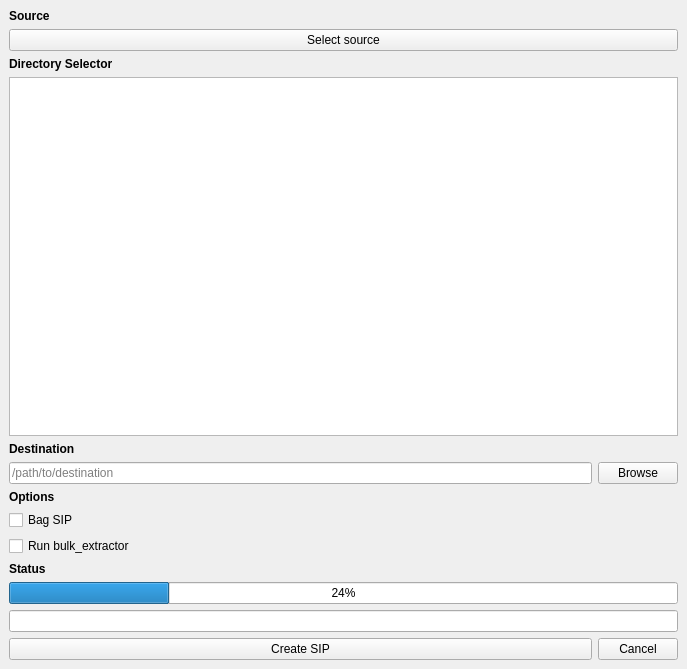
Qt form design.ui (CCA-Public/sipcreator) before a commit.
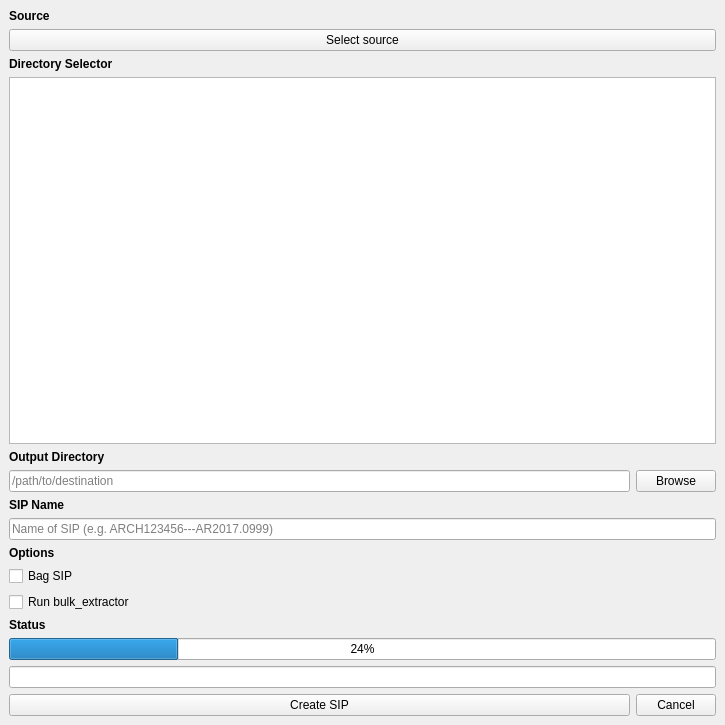
The same form after that commit.

Commit message: Add SIP Name to GUI

What changed in the file:
```diff
--- a/design.ui
+++ b/design.ui
@@ -6,8 +6,8 @@
    <rect>
     <x>0</x>
     <y>0</y>
-    <width>687</width>
-    <height>669</height>
+    <width>725</width>
+    <height>725</height>
    </rect>
   </property>
   <property name="windowTitle">
@@ -15,45 +15,52 @@
   </property>
   <widget class="QWidget" name="centralwidget">
    <layout class="QGridLayout" name="gridLayout">
-    <item row="13" column="0" colspan="2">
-     <widget class="QProgressBar" name="progressBar">
-      <property name="value">
-       <number>24</number>
+    <item row="10" column="0" colspan="2">
+     <widget class="QLineEdit" name="sipName">
+      <property name="placeholderText">
+       <string>Name of SIP (e.g. ARCH123456---AR2017.0999)</string>
       </property>
      </widget>
     </item>
-    <item row="9" column="0">
-     <widget class="QLabel" name="label">
-      <property name="text">
-       <string>&lt;html&gt;&lt;head/&gt;&lt;body&gt;&lt;p&gt;&lt;span style=&quot; font-weight:600;&quot;&gt;Options&lt;/span&gt;&lt;/p&gt;&lt;/body&gt;&lt;/html&gt;</string>
-      </property>
-     </widget>
-    </item>
-    <item row="10" column="0">
+    <item row="12" column="0">
      <widget class="QCheckBox" name="bagSIPs">
       <property name="text">
        <string>Bag SIP</string>
       </property>
      </widget>
     </item>
-    <item row="17" column="1">
+    <item row="19" column="1">
      <widget class="QPushButton" name="cancelBtn">
       <property name="text">
        <string>Cancel</string>
       </property>
      </widget>
     </item>
-    <item row="11" column="0">
+    <item row="13" column="0">
      <widget class="QCheckBox" name="bulkExt">
       <property name="text">
        <string>Run bulk_extractor</string>
       </property>
      </widget>
     </item>
+    <item row="15" column="0" colspan="2">
+     <widget class="QProgressBar" name="progressBar">
+      <property name="value">
+       <number>24</number>
+      </property>
+     </widget>
+    </item>
+    <item row="11" column="0">
+     <widget class="QLabel" name="label">
+      <property name="text">
+       <string>&lt;html&gt;&lt;head/&gt;&lt;body&gt;&lt;p&gt;&lt;span style=&quot; font-weight:600;&quot;&gt;Options&lt;/span&gt;&lt;/p&gt;&lt;/body&gt;&lt;/html&gt;</string>
+      </property>
+     </widget>
+    </item>
     <item row="7" column="0">
      <widget class="QLabel" name="label_3">
       <property name="text">
-       <string>&lt;html&gt;&lt;head/&gt;&lt;body&gt;&lt;p&gt;&lt;span style=&quot; font-weight:600;&quot;&gt;Destination&lt;/span&gt;&lt;/p&gt;&lt;/body&gt;&lt;/html&gt;</string>
+       <string>&lt;html&gt;&lt;head/&gt;&lt;body&gt;&lt;p&gt;&lt;span style=&quot; font-weight:600;&quot;&gt;Output Directory&lt;/span&gt;&lt;/p&gt;&lt;/body&gt;&lt;/html&gt;</string>
       </property>
      </widget>
     </item>
@@ -71,17 +78,17 @@
       </property>
      </widget>
     </item>
-    <item row="12" column="0">
+    <item row="14" column="0">
      <widget class="QLabel" name="label_4">
       <property name="text">
        <string>&lt;html&gt;&lt;head/&gt;&lt;body&gt;&lt;p&gt;&lt;span style=&quot; font-weight:600;&quot;&gt;Status&lt;/span&gt;&lt;/p&gt;&lt;/body&gt;&lt;/html&gt;</string>
       </property>
      </widget>
     </item>
-    <item row="14" column="0" colspan="2">
+    <item row="16" column="0" colspan="2">
      <widget class="QLineEdit" name="status"/>
     </item>
-    <item row="17" column="0">
+    <item row="19" column="0">
      <widget class="QPushButton" name="processBtn">
       <property name="text">
        <string>Create SIP</string>
@@ -112,6 +119,13 @@
       </property>
      </widget>
     </item>
+    <item row="9" column="0">
+     <widget class="QLabel" name="label_6">
+      <property name="text">
+       <string>&lt;html&gt;&lt;head/&gt;&lt;body&gt;&lt;p&gt;&lt;span style=&quot; font-weight:600;&quot;&gt;SIP Name&lt;/span&gt;&lt;/p&gt;&lt;/body&gt;&lt;/html&gt;</string>
+      </property>
+     </widget>
+    </item>
    </layout>
   </widget>
  </widget>
```
The commit also changes 1 other file.
